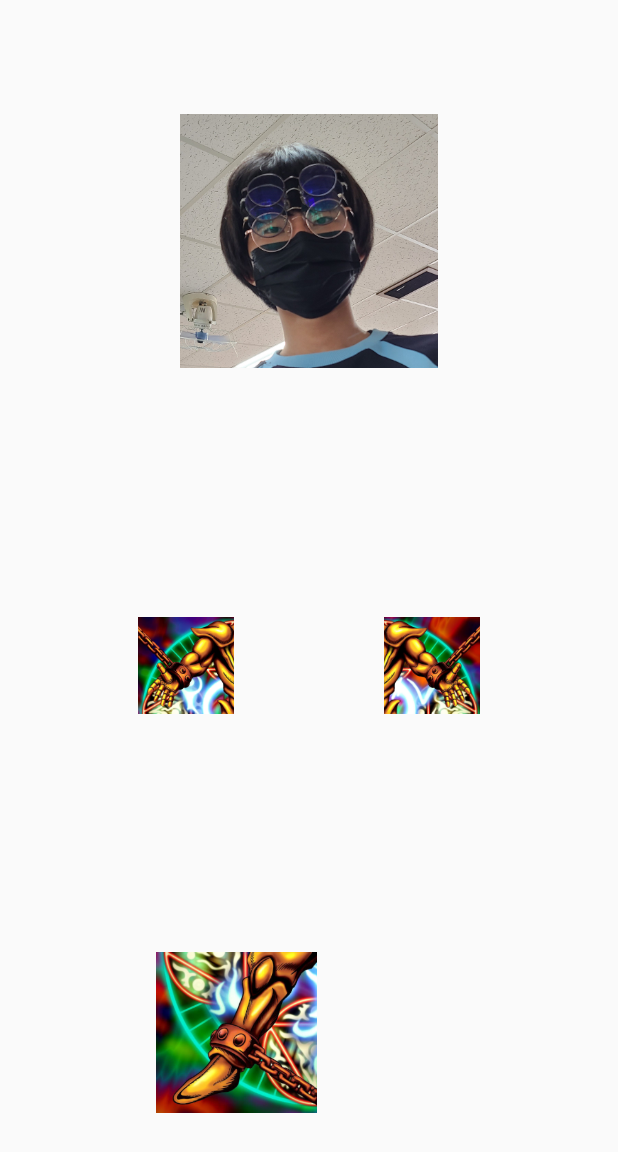
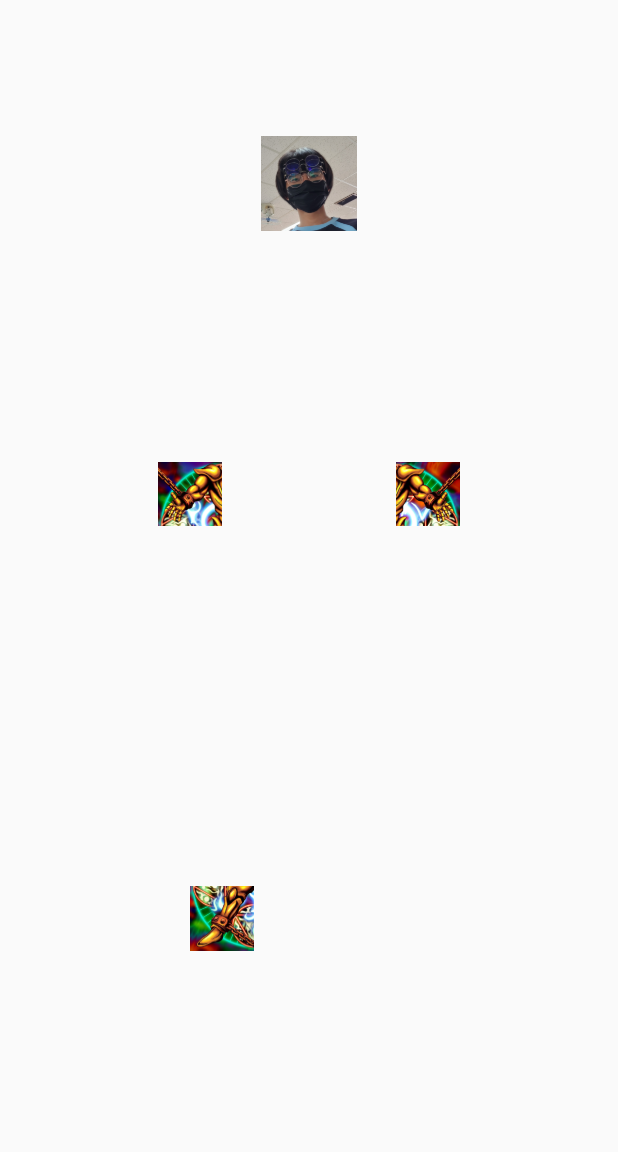
Before and after one commit to Yoochanhong/Parts_Project, a Flutter app: the screen it shows after launch, on a phone screen of 412 x 824 dp. Shown: the top 1152 px of the screen. Run offline on Flutter 3.47's test engine with Material 2 defaults, Android fonts, the phone set to English and light mode, and no system bars; our stand-ins replace flutter_screenutil.

Commit message:
:: 크기 200으로 조절

```diff
--- a/lib/main.dart
+++ b/lib/main.dart
@@ -41,8 +41,8 @@ class MyHomePage extends StatelessWidget {
                           (states) => Colors.transparent), //버튼 애니메이션 삭제
                 ),
                 child: Image(
-                  width: 800.0.w,
-                  height: 400.0.h,
+                  width: 300.0.w,
+                  height: 300.0.h,
                   image: AssetImage('assets/head.png'),
                 ),
               ),
@@ -54,8 +54,8 @@ class MyHomePage extends StatelessWidget {
                       launchURL(huibeom);
                     },
                     child: Image(
-                      width: 300.0.w,
-                      height: 300.0.h,
+                      width: 200.0.w,
+                      height: 200.0.h,
                       image: AssetImage('assets/leftarm.png'),
                     ),
                   ),
@@ -68,14 +68,16 @@ class MyHomePage extends StatelessWidget {
                               (states) => Colors.transparent), //버튼 애니메이션 삭제
                     ),
                     child: Image(
-                      width: 300.0.w,
-                      height: 300.0.h,
+                      width: 200.0.w,
+                      height: 200.0.h,
                       image: AssetImage('assets/rightarm.png'),
                     ),
                   ),
                 ],
               ),
-              Row(
+              Padding(
+                padding: EdgeInsets.only(top: 150.0.h),
+                child: Row(
                   mainAxisAlignment: MainAxisAlignment.spaceEvenly,
                   children: [
                     TextButton(
@@ -87,8 +89,8 @@ class MyHomePage extends StatelessWidget {
                                 (states) => Colors.transparent), //버튼 애니메이션 삭제
                       ),
                       child: Image(
-                      width: 500.0.w,
-                      height: 300.0.h,
+                        width: 200.0.w,
+                        height: 200.0.h,
                         image: AssetImage('assets/leftleg.png'),
                       ),
                     ),
@@ -99,6 +101,7 @@ class MyHomePage extends StatelessWidget {
                     ),
                   ],
                 ),
+              ),
             ],
           ),
         ),
```
Lines whose indentation alone changed are shown as unchanged.
